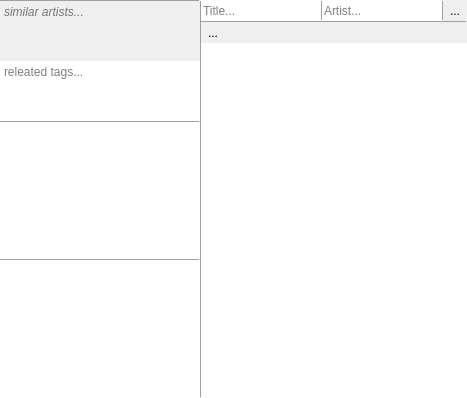
milohr/babe-qt, file infoview.ui: the form before one commit.
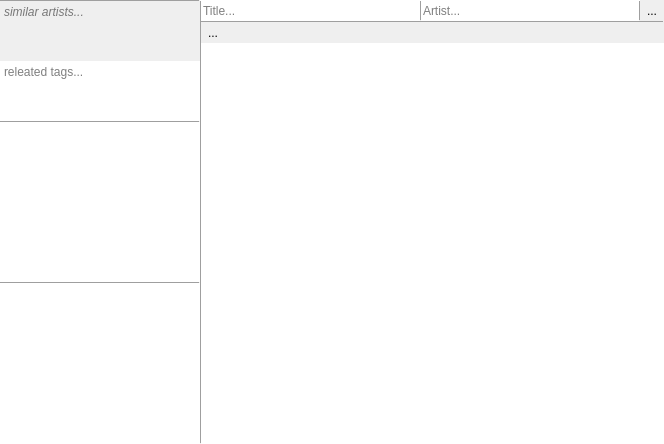
The form after the commit. Icons and pictures are not drawn.

Patch:
```diff
--- a/infoview.ui
+++ b/infoview.ui
@@ -6,8 +6,8 @@
    <rect>
     <x>0</x>
     <y>0</y>
-    <width>467</width>
-    <height>398</height>
+    <width>664</width>
+    <height>444</height>
    </rect>
   </property>
   <property name="windowTitle">
@@ -280,7 +280,7 @@
            <x>0</x>
            <y>0</y>
            <width>200</width>
-           <height>395</height>
+           <height>441</height>
           </rect>
          </property>
          <property name="sizePolicy">
```
